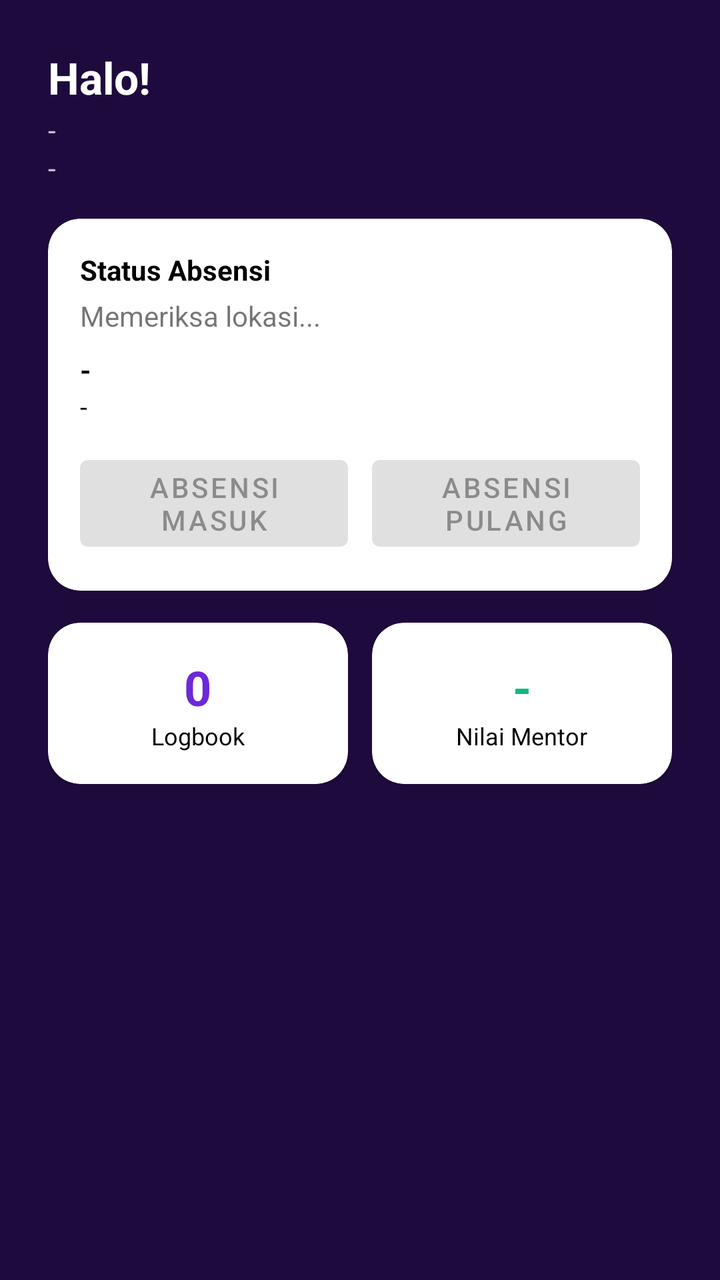
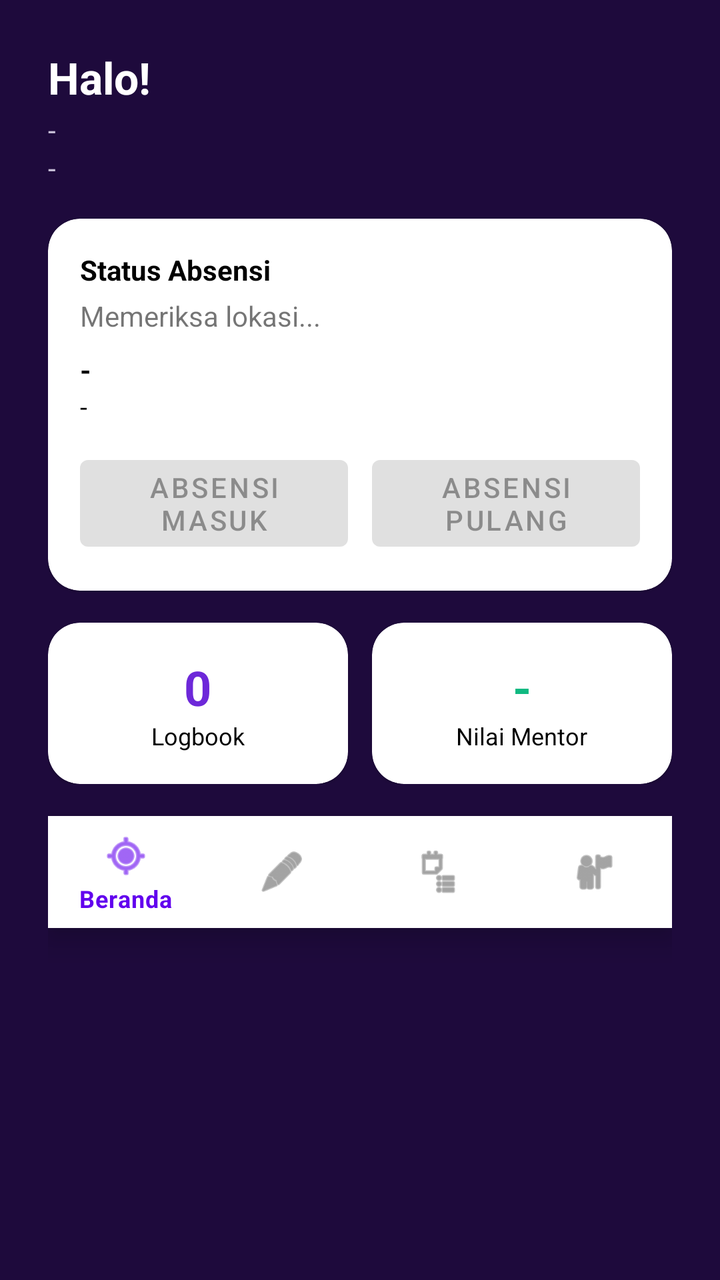

The first picture is an Android layout as it rendered before a commit; the second is the same layout after the commit. The layout source and the unified diff follow.
<!-- AndroidManifest.xml: application theme Theme.Sixtern -->
<!-- res/layout/activity_student_home.xml -->
<?xml version="1.0" encoding="utf-8"?>
<ScrollView xmlns:android="http://schemas.android.com/apk/res/android"
    android:layout_width="match_parent"
    android:layout_height="match_parent"
    android:background="@color/splash_bg_top"
    android:fillViewport="true">
    <LinearLayout
        android:layout_width="match_parent"
        android:layout_height="wrap_content"
        android:orientation="vertical"
        android:padding="24dp">
        <TextView
            android:id="@+id/greetingText"
            android:layout_width="wrap_content"
            android:layout_height="wrap_content"
            android:text="Halo!"
            android:textColor="@color/text_on_dark"
            android:textSize="22sp"
            android:textStyle="bold" />
        <TextView
            android:id="@+id/nimText"
            android:layout_width="wrap_content"
            android:layout_height="wrap_content"
            android:layout_marginTop="2dp"
            android:text="-"
            android:textColor="@color/text_muted_on_dark"
            android:textSize="14sp" />
        <TextView
            android:id="@+id/universityText"
            android:layout_width="wrap_content"
            android:layout_height="wrap_content"
            android:text="-"
            android:textColor="@color/text_muted_on_dark"
            android:textSize="14sp" />
        <com.google.android.material.card.MaterialCardView
            android:layout_width="match_parent"
            android:layout_height="wrap_content"
            android:layout_marginTop="16dp"
            app:cardBackgroundColor="@color/white"
            app:cardCornerRadius="16dp"
            xmlns:app="http://schemas.android.com/apk/res-auto">
            <LinearLayout
                android:layout_width="match_parent"
                android:layout_height="wrap_content"
                android:orientation="vertical"
                android:padding="16dp">
                <TextView
                    android:layout_width="wrap_content"
                    android:layout_height="wrap_content"
                    android:text="@string/radius_title"
                    android:textColor="@color/black"
                    android:textSize="14sp"
                    android:textStyle="bold" />
                <TextView
                    android:id="@+id/radiusStatus"
                    android:layout_width="wrap_content"
                    android:layout_height="wrap_content"
                    android:layout_marginTop="4dp"
                    android:text="@string/checking_radius"
                    android:textSize="14sp" />
                <TextView
                    android:id="@+id/companyText"
                    android:layout_width="wrap_content"
                    android:layout_height="wrap_content"
                    android:layout_marginTop="8dp"
                    android:text="-"
                    android:textColor="@color/black"
                    android:textSize="14sp"
                    android:textStyle="bold" />
                <TextView
                    android:id="@+id/scheduleText"
                    android:layout_width="wrap_content"
                    android:layout_height="wrap_content"
                    android:text="-"
                    android:textColor="@color/black"
                    android:textSize="13sp" />
                <LinearLayout
                    android:layout_width="match_parent"
                    android:layout_height="wrap_content"
                    android:layout_marginTop="12dp"
                    android:orientation="horizontal">
                    <com.google.android.material.button.MaterialButton
                        android:id="@+id/checkInButton"
                        android:layout_width="0dp"
                        android:layout_height="wrap_content"
                        android:layout_marginEnd="6dp"
                        android:layout_weight="1"
                        android:enabled="false"
                        android:text="@string/check_in" />
                    <com.google.android.material.button.MaterialButton
                        android:id="@+id/checkOutButton"
                        android:layout_width="0dp"
                        android:layout_height="wrap_content"
                        android:layout_marginStart="6dp"
                        android:layout_weight="1"
                        android:enabled="false"
                        android:text="@string/check_out" />
                </LinearLayout>
            </LinearLayout>
        </com.google.android.material.card.MaterialCardView>
        <LinearLayout
            android:layout_width="match_parent"
            android:layout_height="wrap_content"
            android:layout_marginTop="16dp"
            android:orientation="horizontal">
            <com.google.android.material.card.MaterialCardView
                android:layout_width="0dp"
                android:layout_height="wrap_content"
                android:layout_marginEnd="6dp"
                android:layout_weight="1"
                app:cardBackgroundColor="@color/white"
                app:cardCornerRadius="16dp"
                xmlns:app="http://schemas.android.com/apk/res-auto">
                <LinearLayout
                    android:layout_width="match_parent"
                    android:layout_height="wrap_content"
                    android:gravity="center_horizontal"
                    android:orientation="vertical"
                    android:padding="16dp">
                    <TextView
                        android:id="@+id/attendanceCountText"
                        android:layout_width="wrap_content"
                        android:layout_height="wrap_content"
                        android:text="0"
                        android:textColor="@color/sixtern_purple"
                        android:textSize="24sp"
                        android:textStyle="bold" />
                    <TextView
                        android:layout_width="wrap_content"
                        android:layout_height="wrap_content"
                        android:text="@string/stat_logbook"
                        android:textColor="@color/black"
                        android:textSize="12sp" />
                </LinearLayout>
            </com.google.android.material.card.MaterialCardView>
            <com.google.android.material.card.MaterialCardView
                android:layout_width="0dp"
                android:layout_height="wrap_content"
                android:layout_marginStart="6dp"
                android:layout_weight="1"
                app:cardBackgroundColor="@color/white"
                app:cardCornerRadius="16dp"
                xmlns:app="http://schemas.android.com/apk/res-auto">
                <LinearLayout
                    android:layout_width="match_parent"
                    android:layout_height="wrap_content"
                    android:gravity="center_horizontal"
                    android:orientation="vertical"
                    android:padding="16dp">
                    <TextView
                        android:id="@+id/mentorScoreText"
                        android:layout_width="wrap_content"
                        android:layout_height="wrap_content"
                        android:text="-"
                        android:textColor="@color/sixtern_green"
                        android:textSize="24sp"
                        android:textStyle="bold" />
                    <TextView
                        android:layout_width="wrap_content"
                        android:layout_height="wrap_content"
                        android:text="@string/stat_mentor"
                        android:textColor="@color/black"
                        android:textSize="12sp" />
                </LinearLayout>
            </com.google.android.material.card.MaterialCardView>
        </LinearLayout>
        <ProgressBar
            android:id="@+id/loadingBar"
            android:layout_width="wrap_content"
            android:layout_height="wrap_content"
            android:layout_gravity="center_horizontal"
            android:layout_marginTop="16dp"
            android:visibility="gone" />
    </LinearLayout>
</ScrollView>
<!-- resources referenced by this layout -->
<resources>
  <color name="black">#FF000000</color>
  <color name="sixtern_green">#FF10B981</color>
  <color name="sixtern_purple">#FF6D28D9</color>
  <color name="splash_bg_top">#FF1E0A3C</color>
  <color name="text_muted_on_dark">#FFC9C2D9</color>
  <color name="text_on_dark">#FFFFFFFF</color>
  <color name="white">#FFFFFFFF</color>
  <string name="check_in">Absensi Masuk</string>
  <string name="check_out">Absensi Pulang</string>
  <string name="checking_radius">Memeriksa lokasi...</string>
  <string name="radius_title">Status Absensi</string>
  <string name="stat_logbook">Logbook</string>
  <string name="stat_mentor">Nilai Mentor</string>
  <style name="Theme.Sixtern" parent="Theme.MaterialComponents.DayNight.DarkActionBar">
          
          <item name="colorPrimary">@color/purple_500</item>
          <item name="colorPrimaryVariant">@color/purple_700</item>
          <item name="colorOnPrimary">@color/white</item>
          
          <item name="colorSecondary">@color/teal_200</item>
          <item name="colorSecondaryVariant">@color/teal_700</item>
          <item name="colorOnSecondary">@color/black</item>
          
          <item name="android:statusBarColor">?attr/colorPrimaryVariant</item>
          
      </style>
  <color name="purple_500">#FF6200EE</color>
  <color name="purple_700">#FF3700B3</color>
  <color name="teal_200">#FF03DAC5</color>
  <color name="teal_700">#FF018786</color>
</resources>

<!-- the commit's change to res/layout/activity_student_home.xml (unified diff, before → after) -->
@@ -164,6 +164,13 @@
                 </LinearLayout>
             </com.google.android.material.card.MaterialCardView>
         </LinearLayout>
+        <com.google.android.material.bottomnavigation.BottomNavigationView
+            android:id="@+id/homeMenuBar"
+            android:layout_width="match_parent"
+            android:layout_height="wrap_content"
+            android:layout_marginTop="16dp"
+            app:menu="@menu/bottom_nav"
+            xmlns:app="http://schemas.android.com/apk/res-auto" />
         <ProgressBar
             android:id="@+id/loadingBar"
             android:layout_width="wrap_content"
